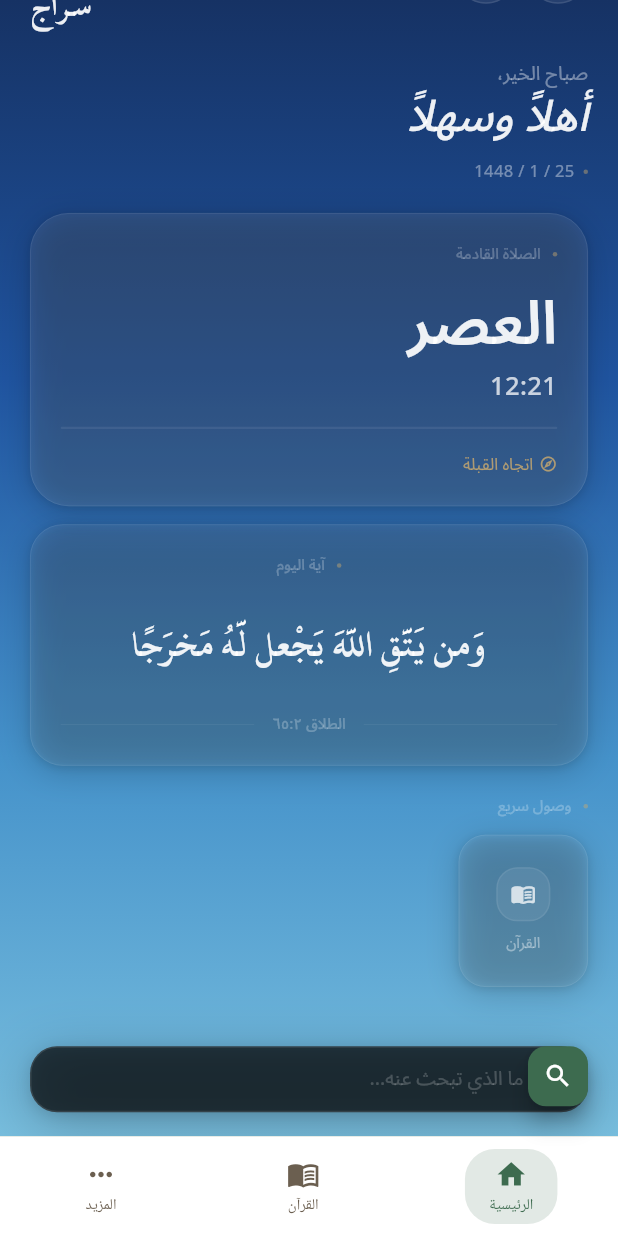
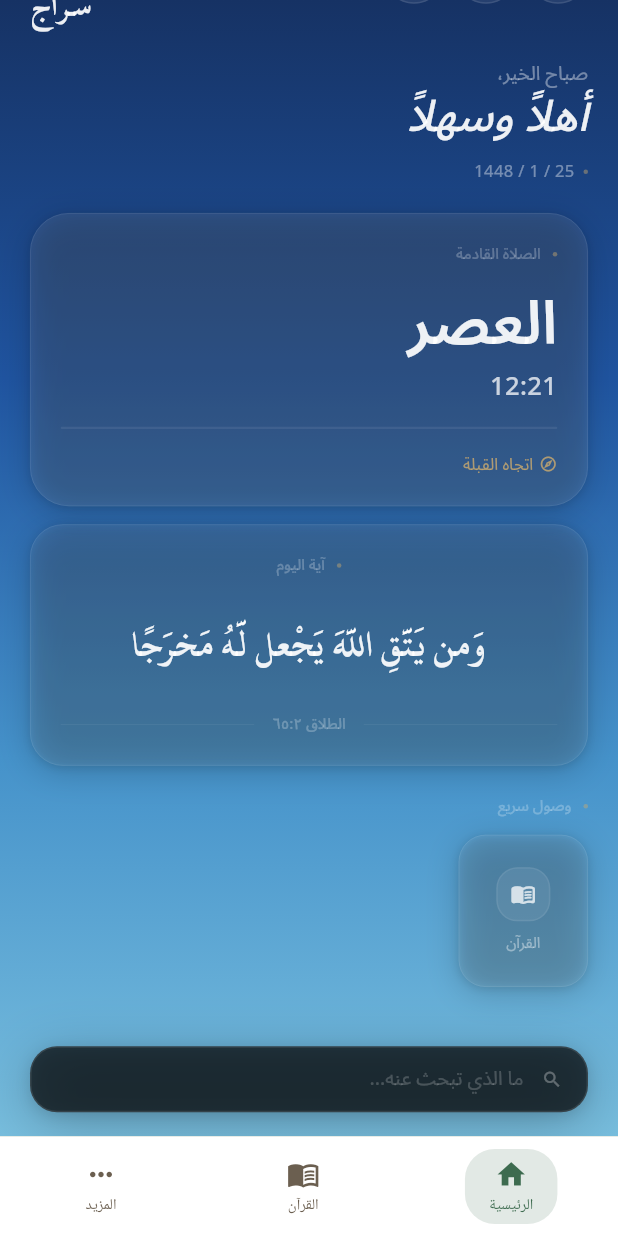
Before and after one commit to m-alajmi-eng/Siraj, a Flutter app: the HomeScreen screen opened by its route, scrolled down 63 dp, on a phone screen of 412 x 824 dp. Run offline on Flutter 3.47's test engine with Material 3 defaults, Android fonts, the light colour scheme and no system bars; our stand-ins replace adhan, audioplayers, flutter_local_notifications, flutter_riverpod, font_awesome_flutter, geolocator and 9 more; missing offline and left inert: just_audio_media_kit, quran_library; accounts and stored records are empty.

Commit message:
تحسين أداء الرئيسية + نقل زر البحث للرأس العلوي
استجابة لملاحظتين إضافيتين بعد التحقق البصري الثاني:

1. أداء التمرير: استُبدل GridView.builder (shrinkWrap:true داخل
   SingleChildScrollView - نمط معروف بتكلفة قياس عالية لأنه يُجبر
   إعادة حساب الشبكة كاملة مع كل تمرير للأب) بـ LayoutBuilder + Wrap
   - يحسب عرض العنصر مرة واحدة من قيود التخطيط، ثم يرصف البطاقات
   بلا أي منطق شبكة معقّد. تحقق فعلي على الجهاز: تحسّن ملموس مؤكَد
   من المستخدم مباشرة بعد التجربة.

2. زر البحث العائم (كان في أسفل يسار الشاشة عبر FloatingActionButton
   في MainShell - وصف بأنه 'لا يناسب') حذف بالكامل، واستُبدل بـ
   _SearchIcon في رأس الرئيسية نفسه، بجانب _ModeToggleIcon مباشرة -
   نفس الحجم والتصميم الدائري تماماً، لتناسق بصري كامل بين الأيقونتين
   الوظيفيتين في أعلى الشاشة.

صفر أخطاء تحليل. بهذا تكتمل كل الملاحظات الثلاث من التحقق البصري:
شريط سفلي 3 أيقونات، بطاقة وضع+تخصيص مدمجة، أداء محسَّن، وموضع بحث
أنسب.

```diff
--- a/lib/core/widgets/main_shell.dart
+++ b/lib/core/widgets/main_shell.dart
@@ -28,14 +28,7 @@ class MainShell extends ConsumerWidget {
     return Scaffold(
       backgroundColor: palette.background,
       body: navigationShell,
-      floatingActionButton: FloatingActionButton(
-        mini:     true,
-        backgroundColor: palette.accentPrimary,
-        onPressed:     () => context.push('/more/search'),
-        child: const Icon(Icons.search, color: Colors.white, size: 20),
-      ),
-      floatingActionButtonLocation: FloatingActionButtonLocation.startFloat,
-      bottomNavigationBar: Container(
+            bottomNavigationBar: Container(
         decoration: BoxDecoration(
           color: palette.surface,
           border: Border(
--- a/lib/features/home/presentation/screens/home_screen.dart
+++ b/lib/features/home/presentation/screens/home_screen.dart
@@ -99,6 +99,28 @@ class HomeScreen extends ConsumerWidget {
 /// أيقونة تبديل الوضع (خفيف/كامل) - ضغطة واحدة بسيطة، بلا نص أو
 /// قائمة (كما في Kindle: التخصيص التفصيلي منفصل في الإعدادات، هنا
 /// فقط تبديل سريع وفوري).
+/// أيقونة بحث بسيطة في الرأس العلوي - بديل عن الزر العائم السابق
+/// الذي بدا غير متناسق. نفس التصميم البصري لـ_ModeToggleIcon.
+class _SearchIcon extends StatelessWidget {
+  const _SearchIcon();
+
+  @override
+  Widget build(BuildContext context) {
+    return GestureDetector(
+      onTap: () => context.push('/more/search'),
+      child: Container(
+        width: 40, height: 40,
+        decoration: BoxDecoration(
+          color: SirajWhite.w7,
+          shape: BoxShape.circle,
+          border: Border.all(color: SirajWhite.w10),
+        ),
+        child: const Icon(Icons.search, color: SirajGold.strong, size: 18),
+      ),
+    );
+  }
+}
+
 class _ModeToggleIcon extends ConsumerWidget {
   const _ModeToggleIcon();
 
@@ -138,6 +160,8 @@ class _Header extends StatelessWidget {
         Row(
           children: [
             const _ModeToggleIcon(),
+            const SizedBox(width: SirajSpacing.s2),
+            const _SearchIcon(),
             const SizedBox(width: SirajSpacing.s2),
             Stack(
               children: [
@@ -467,23 +491,29 @@ class _QuickActions extends ConsumerWidget {
     ];
     final actions = allActions.where((a) => a.$5).toList();
 
-    return GridView.builder(
-      shrinkWrap: true,
-      physics:    const NeverScrollableScrollPhysics(),
-      gridDelegate: const SliverGridDelegateWithFixedCrossAxisCount(
-        crossAxisCount:   4,
-        crossAxisSpacing: SirajLayout.colGutter,
-        mainAxisSpacing:  SirajLayout.colGutter,
-        childAspectRatio: 0.85,
-      ),
-      itemCount: actions.length,
-      itemBuilder: (_, i) {
-        final (icon, label, route, isPush, _) = actions[i];
-        return GestureDetector(
-          onTap: () => isPush ? context.push(route) : context.go(route),
+    return LayoutBuilder(
+      builder: (context, constraints) {
+        const crossAxisCount = 4;
+        final spacing = SirajLayout.colGutter;
+        final itemWidth =
+            (constraints.maxWidth - spacing * (crossAxisCount - 1)) /
+                crossAxisCount;
+
+        return Wrap(
+          spacing: spacing,
+          runSpacing: spacing,
+          children: actions.map((action) {
+            final (icon, label, route, isPush, _) = action;
+            return SizedBox(
+              width: itemWidth,
+              height: itemWidth / 0.85,
+              child: GestureDetector(
+                onTap: () =>
+                    isPush ? context.push(route) : context.go(route),
                 child: GlassCard(
                   radius: SirajRadiusFull.lg,
-            padding: const EdgeInsets.symmetric(vertical: SirajSpacing.s4),
+                  padding:
+                      const EdgeInsets.symmetric(vertical: SirajSpacing.s4),
                   child: Column(
                     mainAxisAlignment: MainAxisAlignment.center,
                     children: [
@@ -491,17 +521,23 @@ class _QuickActions extends ConsumerWidget {
                         width: 36, height: 36,
                         decoration: BoxDecoration(
                           color: SirajWhite.w7,
-                    borderRadius: BorderRadius.circular(SirajRadiusFull.md),
+                          borderRadius:
+                              BorderRadius.circular(SirajRadiusFull.md),
                           border: Border.all(color: SirajWhite.w7),
                         ),
-                  child: Icon(icon, color: SirajWhite.w75, size: 17),
+                        child:
+                            Icon(icon, color: SirajWhite.w75, size: 17),
                       ),
                       const SizedBox(height: SirajSpacing.s2),
                       Text(label, textAlign: TextAlign.center,
-                  style: AppText.caption.copyWith(fontSize: SirajSizes.sXs)),
+                          style: AppText.caption
+                              .copyWith(fontSize: SirajSizes.sXs)),
                     ],
                   ),
                 ),
+              ),
+            );
+          }).toList(),
         );
       },
     );
```
Lines whose indentation alone changed are shown as unchanged.
